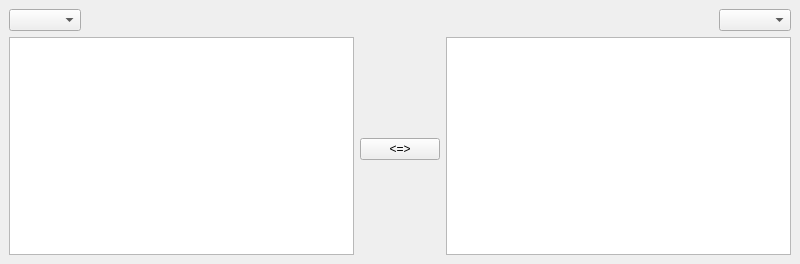
Mark-Durkot/Transliterator-v2, file mainwindow.ui: the form before one commit.
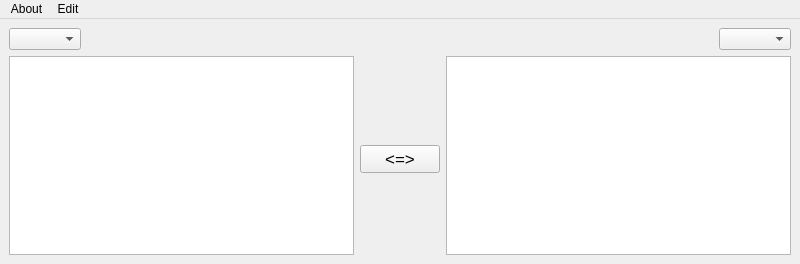
The form after the commit.

```diff
--- a/mainwindow.ui
+++ b/mainwindow.ui
@@ -17,6 +17,11 @@
    <layout class="QGridLayout" name="gridLayout">
     <item row="2" column="2">
      <widget class="QPushButton" name="pushButton_swap">
+      <property name="font">
+       <font>
+        <pointsize>13</pointsize>
+       </font>
+      </property>
       <property name="text">
        <string>&lt;=&gt;</string>
       </property>
@@ -111,6 +116,20 @@
      <height>22</height>
     </rect>
    </property>
+   <widget class="QMenu" name="menuAbout">
+    <property name="title">
+     <string>About</string>
+    </property>
+    <addaction name="actionPreferences"/>
+   </widget>
+   <widget class="QMenu" name="menuEdit">
+    <property name="title">
+     <string>Edit</string>
+    </property>
+    <addaction name="actionUpdate_Libraries"/>
+   </widget>
+   <addaction name="menuAbout"/>
+   <addaction name="menuEdit"/>
   </widget>
  </widget>
  <resources/>
```
Left out of the diff: 23 changed lines with no effect on the pictures.
